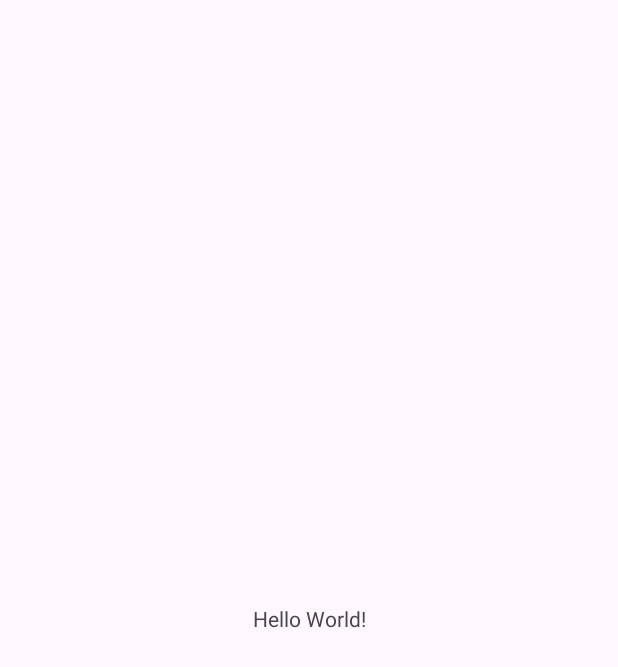
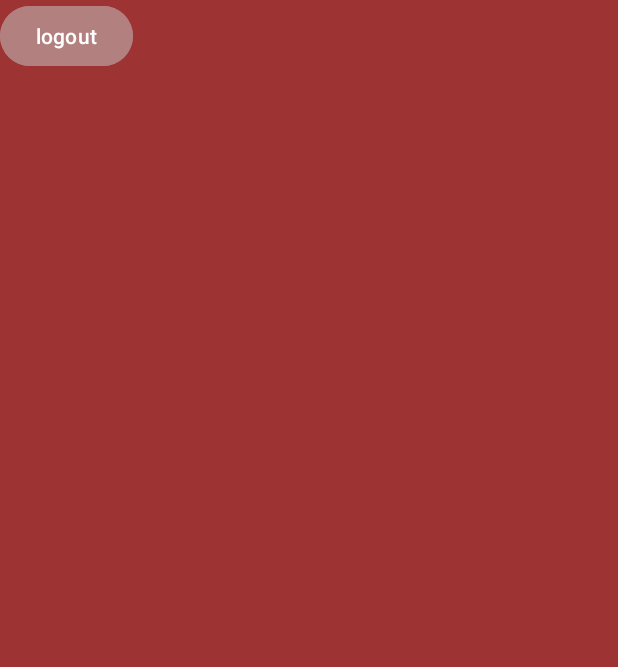
Before and after one commit to FerOcotan/ATENEA, an Android app: the MainActivity screen opened directly, with no data from a screen before it, on a phone screen of 412 x 824 dp. Before the commit the part shown is almost empty. Shown: the top 667 px of the screen. Run offline under Robolectric (Android 15) with nearby library versions, the phone set to English and light mode, and no system bars; our stand-ins replace Firebase (no records; nobody signed in at launch, a user with empty details on screens opened directly).

Commit message:
Login con autenticacion google con firebase

```diff
--- a/app/build.gradle
+++ b/app/build.gradle
@@ -59,6 +59,7 @@ dependencies {
     implementation platform(libs.firebase.bom)
     implementation libs.firebase.auth
     implementation(libs.play.services.auth)
+    implementation libs.play.services.auth.v2070
 
 }
 
--- a/app/src/main/java/com/example/atenea/MainActivity.java
+++ b/app/src/main/java/com/example/atenea/MainActivity.java
@@ -1,34 +1,53 @@
 package com.example.atenea;
 
+import android.content.Intent;
 import android.os.Bundle;
+import android.view.View;
+import android.widget.Button;
 
-import androidx.activity.EdgeToEdge;
+import androidx.annotation.Nullable;
 import androidx.appcompat.app.AppCompatActivity;
-import androidx.core.graphics.Insets;
-import androidx.core.view.ViewCompat;
-import androidx.core.view.WindowInsetsCompat;
 
-
-
+import com.google.android.gms.auth.api.signin.GoogleSignIn;
+import com.google.android.gms.auth.api.signin.GoogleSignInClient;
+import com.google.android.gms.auth.api.signin.GoogleSignInOptions;
+import com.google.firebase.auth.FirebaseAuth;
 
 public class MainActivity extends AppCompatActivity {
 
-
-
+    private Button logout;
+    private GoogleSignInClient mGoogleSignInClient;
 
     @Override
-    protected void onCreate(Bundle savedInstanceState) {
+    protected void onCreate(@Nullable Bundle savedInstanceState) {
         super.onCreate(savedInstanceState);
-        EdgeToEdge.enable(this);
         setContentView(R.layout.activity_main);
 
+        // Configurar GoogleSignInOptions
+        GoogleSignInOptions gso = new GoogleSignInOptions.Builder(GoogleSignInOptions.DEFAULT_SIGN_IN)
+                .requestIdToken(getString(R.string.default_web_client_id)) // Asegúrate de que este ID es correcto
+                .requestEmail()
+                .build();
 
+        // Inicializar GoogleSignInClient
+        mGoogleSignInClient = GoogleSignIn.getClient(this, gso);
 
-        ViewCompat.setOnApplyWindowInsetsListener(findViewById(R.id.main), (v, insets) -> {
-            Insets systemBars = insets.getInsets(WindowInsetsCompat.Type.systemBars());
-            v.setPadding(systemBars.left, systemBars.top, systemBars.right, systemBars.bottom);
-            return insets;
+        // Configurar botón de logout
+        logout = findViewById(R.id.logout);
+        logout.setOnClickListener(new View.OnClickListener() {
+            @Override
+            public void onClick(View v) {
+                // Cierra la sesión en Firebase
+                FirebaseAuth.getInstance().signOut();
 
+                // Cierra la sesión en la cuenta de Google
+                mGoogleSignInClient.signOut().addOnCompleteListener(MainActivity.this, task -> {
+                    // Redirige al usuario a la pantalla de bienvenida después de cerrar sesión
+                    Intent intent = new Intent(MainActivity.this, welcome.class);
+                    startActivity(intent);
+                    finish();
+                });
+            }
         });
     }
 }
--- a/app/src/main/res/layout/activity_login.xml
+++ b/app/src/main/res/layout/activity_login.xml
@@ -106,7 +106,7 @@
         android:layout_width="match_parent"
         android:layout_height="59dp" />
 
-    <Button
+    <TextView
         android:id="@+id/googleSignInButton"
         android:layout_width="319dp"
         android:layout_height="wrap_content"
--- a/app/src/main/res/layout/activity_main.xml
+++ b/app/src/main/res/layout/activity_main.xml
@@ -5,15 +5,15 @@
     android:id="@+id/main"
     android:layout_width="match_parent"
     android:layout_height="match_parent"
+    android:background="#9E3333"
     tools:context=".MainActivity">
 
-    <TextView
+    <Button
+        android:id="@+id/logout"
         android:layout_width="wrap_content"
         android:layout_height="wrap_content"
-        android:text="Hello World!"
-        app:layout_constraintBottom_toBottomOf="parent"
-        app:layout_constraintEnd_toEndOf="parent"
-        app:layout_constraintStart_toStartOf="parent"
-        app:layout_constraintTop_toTopOf="parent" />
-
+        android:backgroundTint="#B38080"
+        android:text="logout"
+        tools:layout_editor_absoluteX="156dp"
+        tools:layout_editor_absoluteY="401dp" />
 </androidx.constraintlayout.widget.ConstraintLayout>
--- a/app/src/main/res/values/strings.xml
+++ b/app/src/main/res/values/strings.xml
@@ -1,5 +1,7 @@
 <resources>
     <string name="app_name">Atenea</string>
-    <!-- TODO: Remove or change this placeholder text -->
+
     <string name="hello_blank_fragment">Hello blank fragment</string>
+
+    <string name="client_id" translatable="false">243010325269-r6bcaulkam1ae6bjhau8l4tmv4g3g4tr.apps.googleusercontent.com</string>
 </resources>
--- a/gradle/libs.versions.toml
+++ b/gradle/libs.versions.toml
@@ -12,6 +12,7 @@ googleServiceVersion  = "4.4.2"
 materialVersion = "1.9.0"
 firebaseAuth = "23.1.0"
 playServicesAuth = "21.2.0"
+playServicesAuthVersion = "20.7.0"
 
 [libraries]
 
@@ -30,6 +31,7 @@ constraintlayout = { group = "androidx.constraintlayout", name = "constraintlayo
 material-v190 = { module = 'com.google.android.material:material', version.ref = "materialVersion" }
 firebase-auth = { group = 'com.google.firebase', name = "firebase-auth", version.ref = "firebaseAuth" }
 play-services-auth = { module = "com.google.android.gms:play-services-auth", version.ref = "playServicesAuth" }
+play-services-auth-v2070 = { module = "com.google.android.gms:play-services-auth", version.ref = "playServicesAuthVersion" }
 
 [plugins]
 
```
Also changed, not shown: app/src/main/java/com/example/atenea/AddFragment.java (+11 -1 lines), app/src/main/java/com/example/atenea/login.java (+99 -1 lines).
